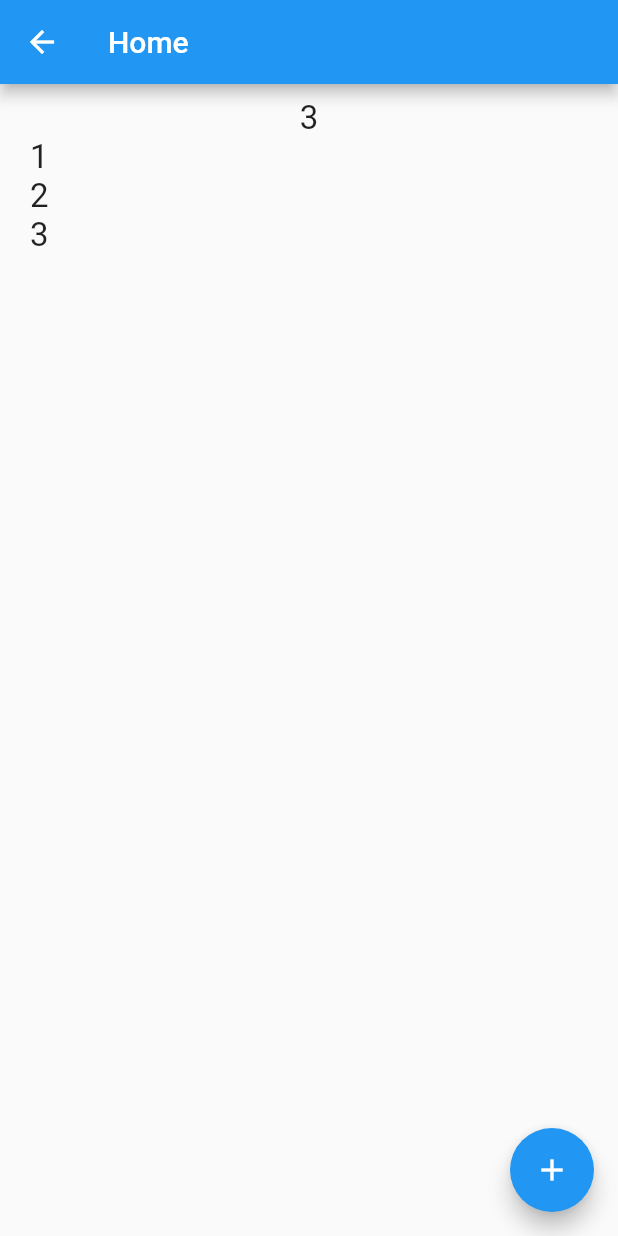
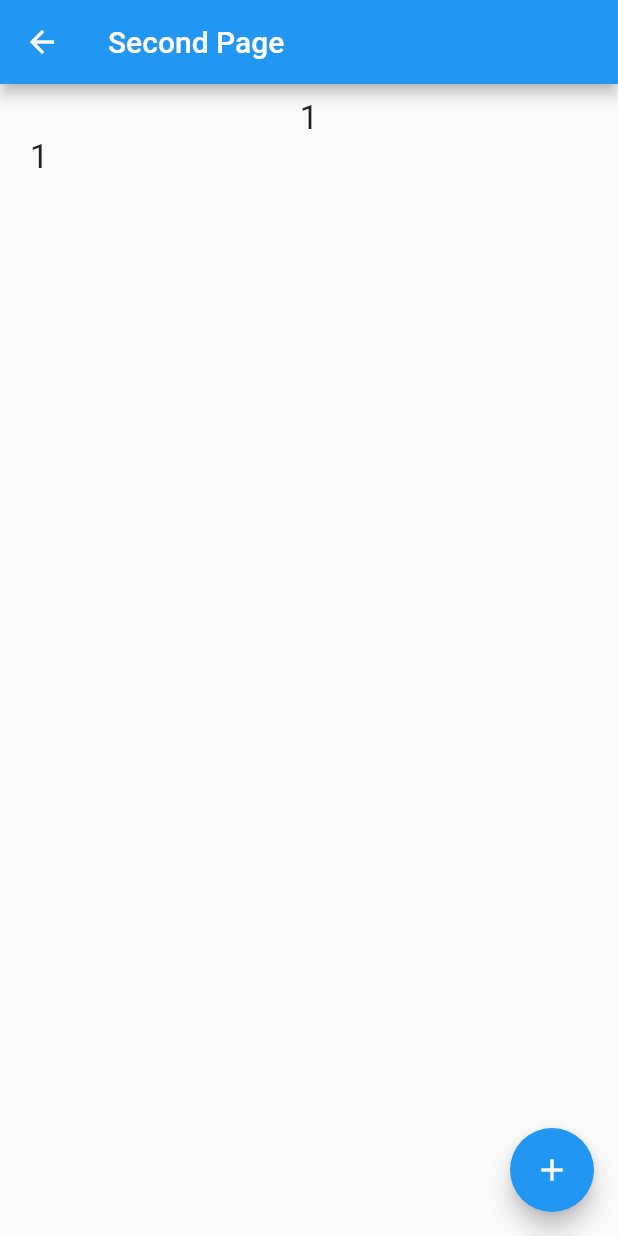
Before and after one commit to RohitParmar45/Provider-State-Management, a Flutter app: the screen it shows after launch, after a tap on "Second Page", on a phone screen of 412 x 824 dp. Run offline on Flutter 3.47's test engine with Material 2 defaults, Android fonts, the phone set to English and light mode, and no system bars.

Commit message:
second Commit - Solved the problem using Provider StateManagement Library

```diff
--- a/lib/home.dart
+++ b/lib/home.dart
@@ -1,4 +1,6 @@
 import 'package:flutter/material.dart';
+import 'package:provider/provider.dart';
+import 'package:provider_statemanagement/list_provider.dart';
 import 'package:provider_statemanagement/second.dart';
 
 class Home extends StatefulWidget {
@@ -9,11 +11,12 @@ class Home extends StatefulWidget {
 }
 
 class _HomeState extends State<Home> {
-  List<int> numbers = [1, 2, 3, 4];
-
   @override
   Widget build(BuildContext context) {
-    return Scaffold(
+    return Consumer<NumbersListProvider>(
+      builder: (BuildContext context, NumbersListProvider numProviderModel,
+              Widget? child) =>
+          Scaffold(
         appBar: AppBar(
           title: Text('Home'),
         ),
@@ -21,16 +24,17 @@ class _HomeState extends State<Home> {
           children: [
             Padding(
               padding: const EdgeInsets.only(top: 10),
-            child: Text("${numbers.length}", style: TextStyle(fontSize: 22)),
+              child: Text("${numProviderModel.numbers.length}",
+                  style: TextStyle(fontSize: 22)),
             ), // Corrected interpolation syntax
             Expanded(
               child: ListView.builder(
-              itemCount: numbers.length,
+                itemCount: numProviderModel.numbers.length,
                 itemBuilder: (BuildContext context, int index) {
                   return Padding(
                     padding: const EdgeInsets.only(left: 20),
-                  child:
-                      Text("${numbers[index]}", style: TextStyle(fontSize: 22)),
+                    child: Text("${numProviderModel.numbers[index]}",
+                        style: TextStyle(fontSize: 22)),
                   ); // Corrected interpolation syntax
                 },
               ),
@@ -51,11 +55,12 @@ class _HomeState extends State<Home> {
         floatingActionButton: FloatingActionButton(
           onPressed: () {
             setState(() {
-            numbers.add(numbers.last + 1);
+              numProviderModel.numbers.add(numProviderModel.numbers.last + 1);
             });
           },
           child: Icon(Icons.add),
         ),
+      ),
     );
   }
 }
--- /dev/null
+++ b/lib/list_provider.dart
@@ -0,0 +1,10 @@
+import 'package:flutter/material.dart';
+
+class NumbersListProvider extends ChangeNotifier {
+  List<int> numbers = [1];
+
+  void add() {
+    numbers.add(numbers.last + 1);
+    notifyListeners();
+  }
+}
--- a/lib/main.dart
+++ b/lib/main.dart
@@ -1,5 +1,7 @@
 import 'package:flutter/material.dart';
+import 'package:provider/provider.dart';
 import 'package:provider_statemanagement/home.dart';
+import 'package:provider_statemanagement/list_provider.dart';
 
 void main() {
   runApp(const MyApp());
@@ -10,9 +12,14 @@ class MyApp extends StatelessWidget {
 
   @override
   Widget build(BuildContext context) {
-    return const MaterialApp(
-      debugShowCheckedModeBanner: false,
-      home: Home(),
+    return MultiProvider(
+      providers: [
+        ChangeNotifierProvider(create: (context) => NumbersListProvider())
+      ],
+      child: const MaterialApp(
+        debugShowCheckedModeBanner: false,
+        home: Home(),
+      ),
     );
   }
 }
--- a/lib/second.dart
+++ b/lib/second.dart
@@ -1,35 +1,40 @@
 import 'package:flutter/material.dart';
+import 'package:provider/provider.dart';
+import 'package:provider_statemanagement/list_provider.dart';
 
 class SecondPage extends StatefulWidget {
-  const SecondPage({super.key});
+  const SecondPage({Key? key}) : super(key: key);
 
   @override
   State<SecondPage> createState() => _SecondPageState();
 }
 
 class _SecondPageState extends State<SecondPage> {
-  var numbers = [1, 2, 3];
   @override
   Widget build(BuildContext context) {
+    return Consumer<NumbersListProvider>(
+      builder: (BuildContext context, NumbersListProvider numProviderModel,
+          Widget? child) {
         return Scaffold(
           appBar: AppBar(
-        title: Text('Home'),
+            title: Text('Second Page'), // Update the title here
           ),
           body: Column(
             children: [
               Padding(
                 padding: const EdgeInsets.only(top: 10),
-            child: Text("${numbers.length}", style: TextStyle(fontSize: 22)),
-          ), // Corrected interpolation syntax
+                child: Text("${numProviderModel.numbers.length}",
+                    style: TextStyle(fontSize: 22)),
+              ),
               Expanded(
                 child: ListView.builder(
-              itemCount: numbers.length,
+                  itemCount: numProviderModel.numbers.length,
                   itemBuilder: (BuildContext context, int index) {
                     return Padding(
                       padding: const EdgeInsets.only(left: 20),
-                  child:
-                      Text("${numbers[index]}", style: TextStyle(fontSize: 22)),
-                ); // Corrected interpolation syntax
+                      child: Text("${numProviderModel.numbers[index]}",
+                          style: TextStyle(fontSize: 22)),
+                    );
                   },
                 ),
               ),
@@ -37,12 +42,12 @@ class _SecondPageState extends State<SecondPage> {
           ),
           floatingActionButton: FloatingActionButton(
             onPressed: () {
-          setState(() {
-            numbers.add(numbers.last + 1);
-          });
+              numProviderModel.add();
             },
             child: Icon(Icons.add),
           ),
         );
+      },
+    );
   }
 }
--- a/pubspec.yaml
+++ b/pubspec.yaml
@@ -30,6 +30,7 @@ environment:
 dependencies:
   flutter:
     sdk: flutter
+  provider: ^6.0.5
 
 
   # The following adds the Cupertino Icons font to your application.
```
Also changed, not shown: pubspec.lock, 2 other files. Lines whose indentation alone changed are shown as unchanged.
